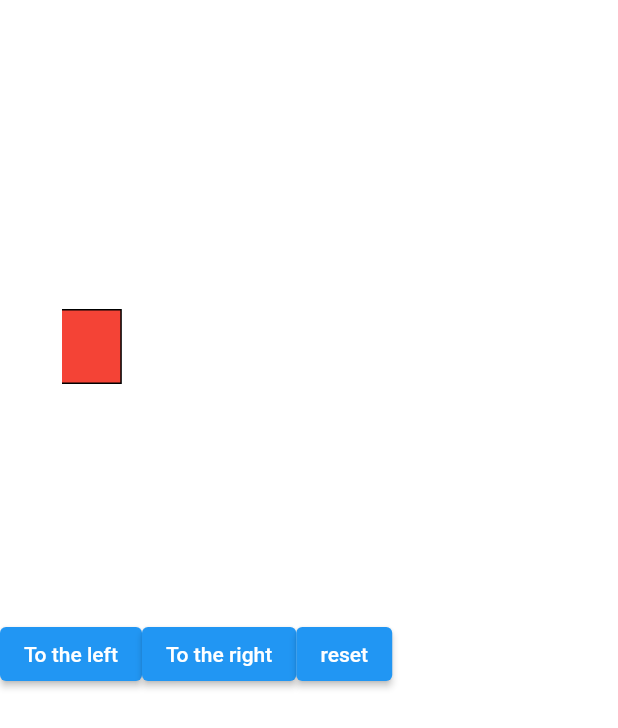
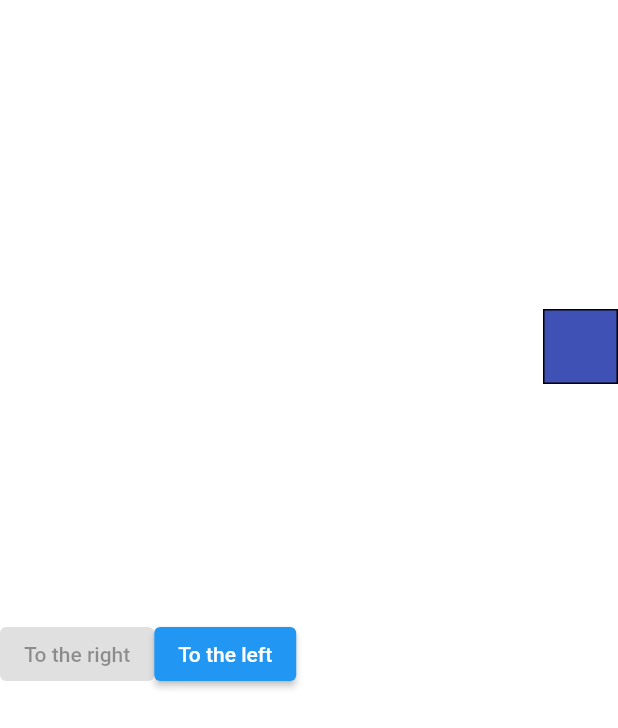
Before and after one commit to n0n1/interview, a Flutter app: the screen it shows after launch, after a tap on "To the right", on a phone screen of 412 x 824 dp. Shown: the top 728 px of the screen. Run offline on Flutter 3.47's test engine with Material 2 defaults, Android fonts, the phone set to English and light mode, and no system bars.

```diff
--- a/lib/main.dart
+++ b/lib/main.dart
@@ -28,59 +28,49 @@ class SquareAnimationState extends State<SquareAnimation>
     with TickerProviderStateMixin {
   static const squareSize = 50.0;
   double left = 0.0;
-  double right = 0.0;
-  late AnimationController _controller;
 
   @override
   void initState() {
     super.initState();
-    _controller = AnimationController(vsync: this);
   }
 
-  @override
-  void dispose() {
-    _controller.dispose();
-    super.dispose();
-  }
-
-  void _toLeft() {
+  void toggle(double value) {
     setState(() {
-      left += 10;
-    });
-  }
-
-  void _toRight() {
-    setState(() {
-      left -= 10;
+      if (left == 0) {
+        left = value - squareSize;
+      } else {
+        left = 0;
+      }
     });
   }
 
   @override
   Widget build(BuildContext context) {
+    double boxHeight = MediaQuery.of(context).size.height * .5;
+    double boxWidth = MediaQuery.of(context).size.width;
     return Column(
       children: [
         SizedBox(
-          height: MediaQuery.of(context).size.height * .5,
-          width: MediaQuery.of(context).size.width * .8,
+          height: boxHeight,
+          width: boxWidth,
           child: Container(
             color: Colors.white,
             child: Stack(
               children: [
                 AnimatedPositioned(
                   left: left,
-                  right: right,
                   top: MediaQuery.of(context).size.height * .5 / 2,
                   duration: const Duration(milliseconds: 300),
                   curve: Curves.fastOutSlowIn,
                   child: SizedBox(
-                    height: 100,
+                    height: 50,
                     child: Stack(
                       children: [
                         Container(
                           width: squareSize,
                           height: squareSize,
                           decoration: BoxDecoration(
-                            color: Colors.red,
+                            color: Colors.indigo,
                             border: Border.all(),
                           ),
                         )
@@ -96,27 +86,24 @@ class SquareAnimationState extends State<SquareAnimation>
           crossAxisAlignment: CrossAxisAlignment.center,
           children: [
             ElevatedButton(
-              onPressed: _toLeft,
-              child: const Text("To the left"),
-            ),
-            ElevatedButton(
-              onPressed: _toRight,
+              onPressed: left == 0
+                  ? () {
+                      toggle(boxWidth);
+                    }
+                  : null,
               child: const Text("To the right"),
             ),
             ElevatedButton(
-              onPressed: _reset,
-              child: const Text("reset"),
-            )
+              onPressed: left > 0
+                  ? () {
+                      toggle(boxWidth);
+                    }
+                  : null,
+              child: const Text("To the left"),
+            ),
           ],
         )
       ],
     );
   }
-
-  void _reset() {
-    setState(() {
-      left = .0;
-      right = .0;
-    });
-  }
 }
```
